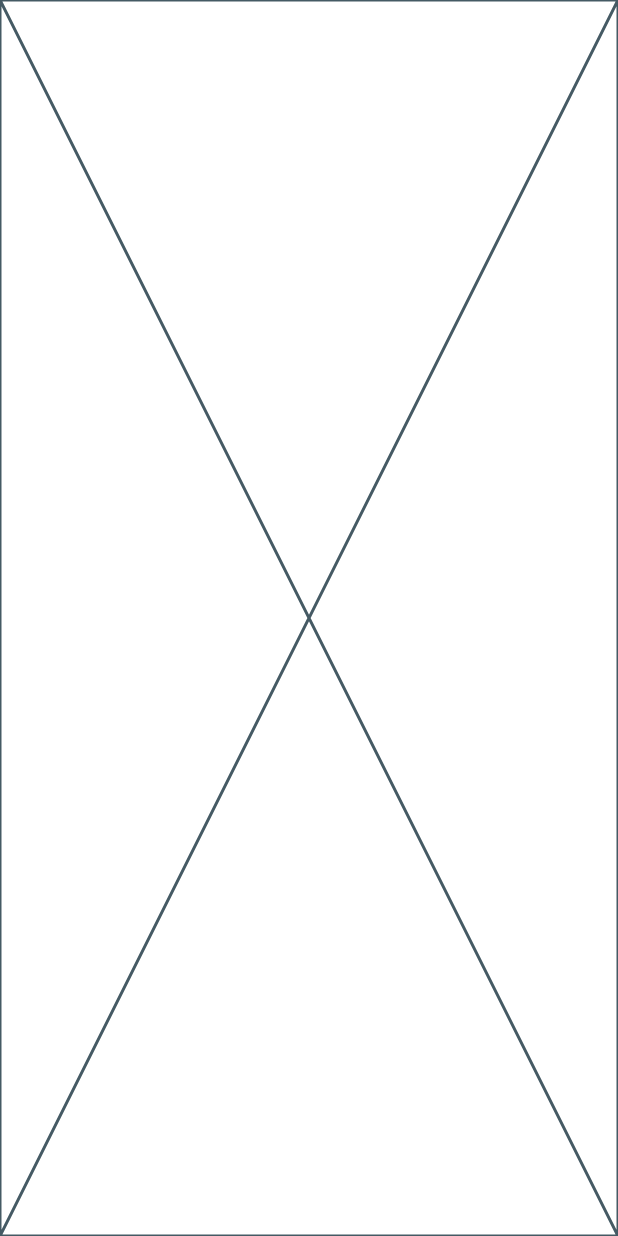
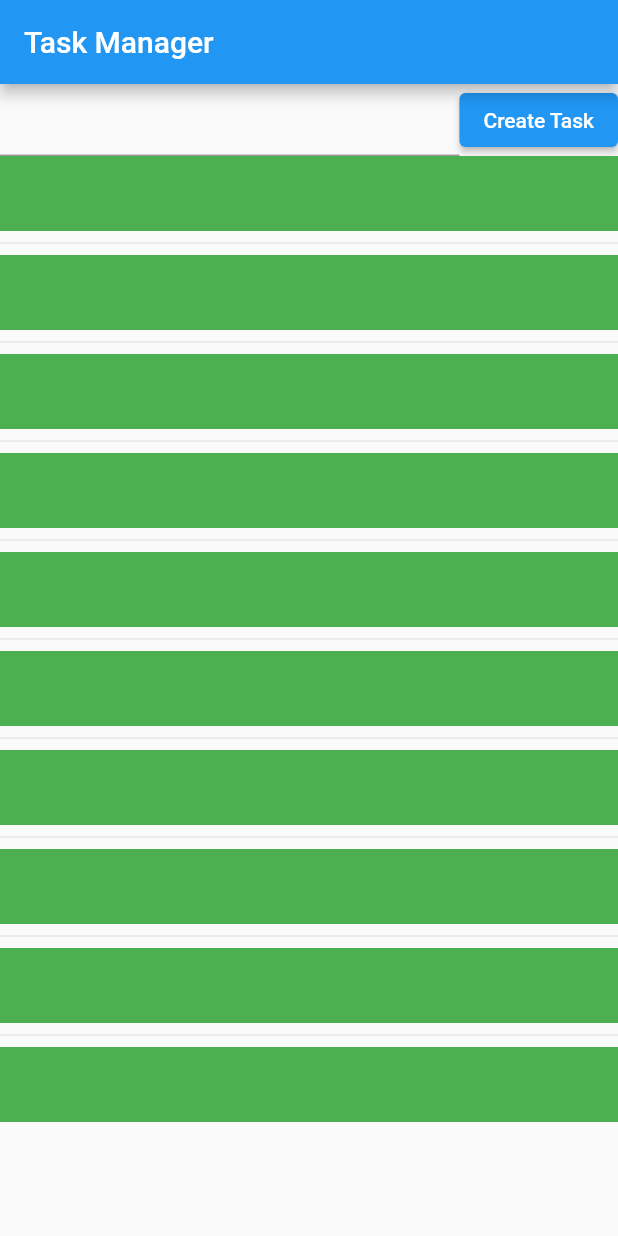
Before and after one commit to aungkoman/task-manager-flutter, a Flutter app: the screen it shows after launch, on a phone screen of 412 x 824 dp. Run offline on Flutter 3.47's test engine with Material 2 defaults, Android fonts, the light colour scheme and no system bars.

Commit message:
ui layouted

```diff
--- a/lib/task_manager_home_page.dart
+++ b/lib/task_manager_home_page.dart
@@ -10,6 +10,43 @@ class TaskManagerHomePage extends StatefulWidget {
 class _TaskManagerHomePageState extends State<TaskManagerHomePage> {
   @override
   Widget build(BuildContext context) {
-    return const Placeholder();
+    return Scaffold(
+      appBar: AppBar(
+        title: Text("Task Manager"),
+      ),
+      body: _mainWidget(),
+    );
+  }
+
+  Widget _mainWidget(){
+    return Column(
+      children: [
+        _inputRow(),
+
+        Expanded(
+          child: ListView.separated(
+              itemBuilder: (context, index) => _taskCard(),
+              separatorBuilder: (context, index) => Divider(),
+              itemCount: 10
+          ),
+        )
+      ],
+    );
+  }
+
+  Widget _inputRow(){
+    return Row(
+      children: [
+        Expanded(child: TextFormField()),
+        ElevatedButton(onPressed: (){}, child: Text("Create Task")),
+      ],
+    );
+  }
+
+  Widget _taskCard(){
+    return Container(
+      height: 50,
+      color: Colors.green,
+    );
   }
 }
```
